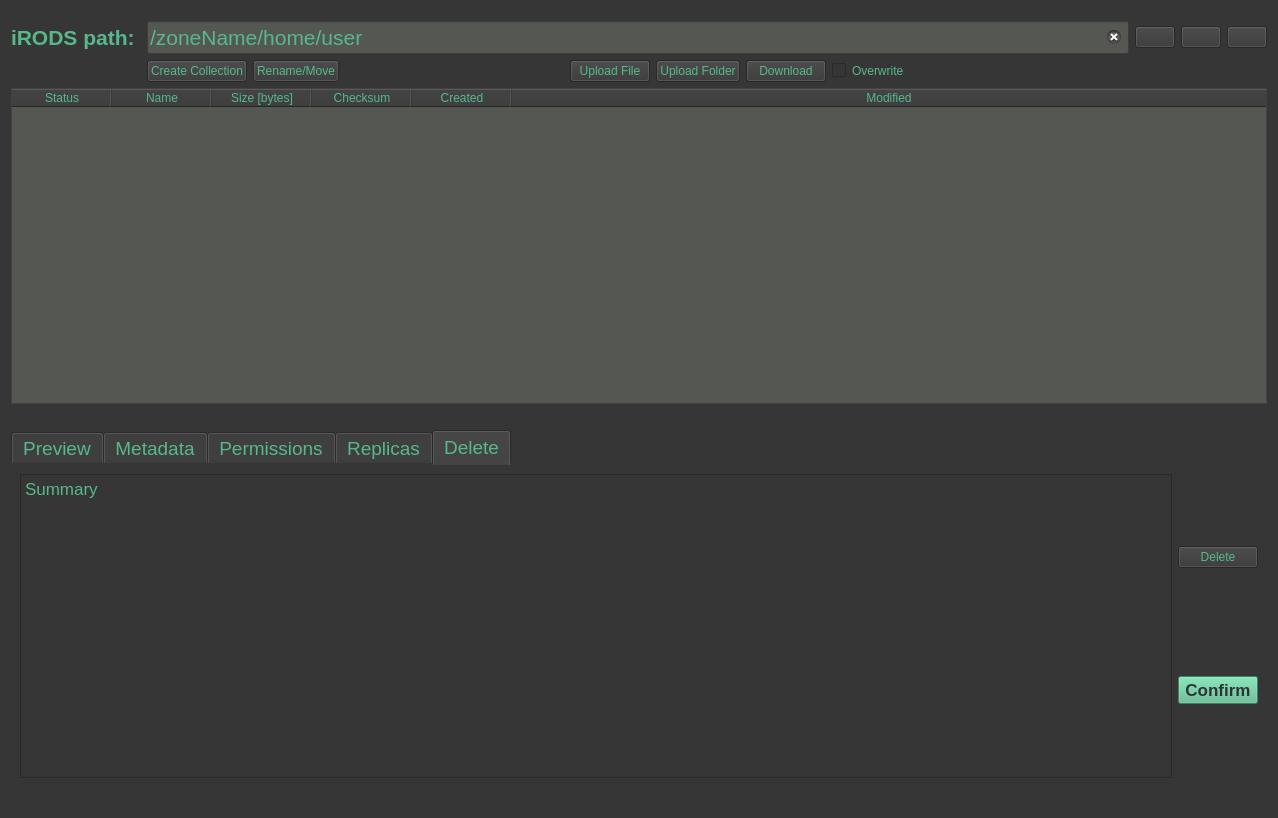
iBridges-for-iRODS/iBridges-GUI, file ibridgesgui/ui_files/tabBrowser.ui: the form before one commit.
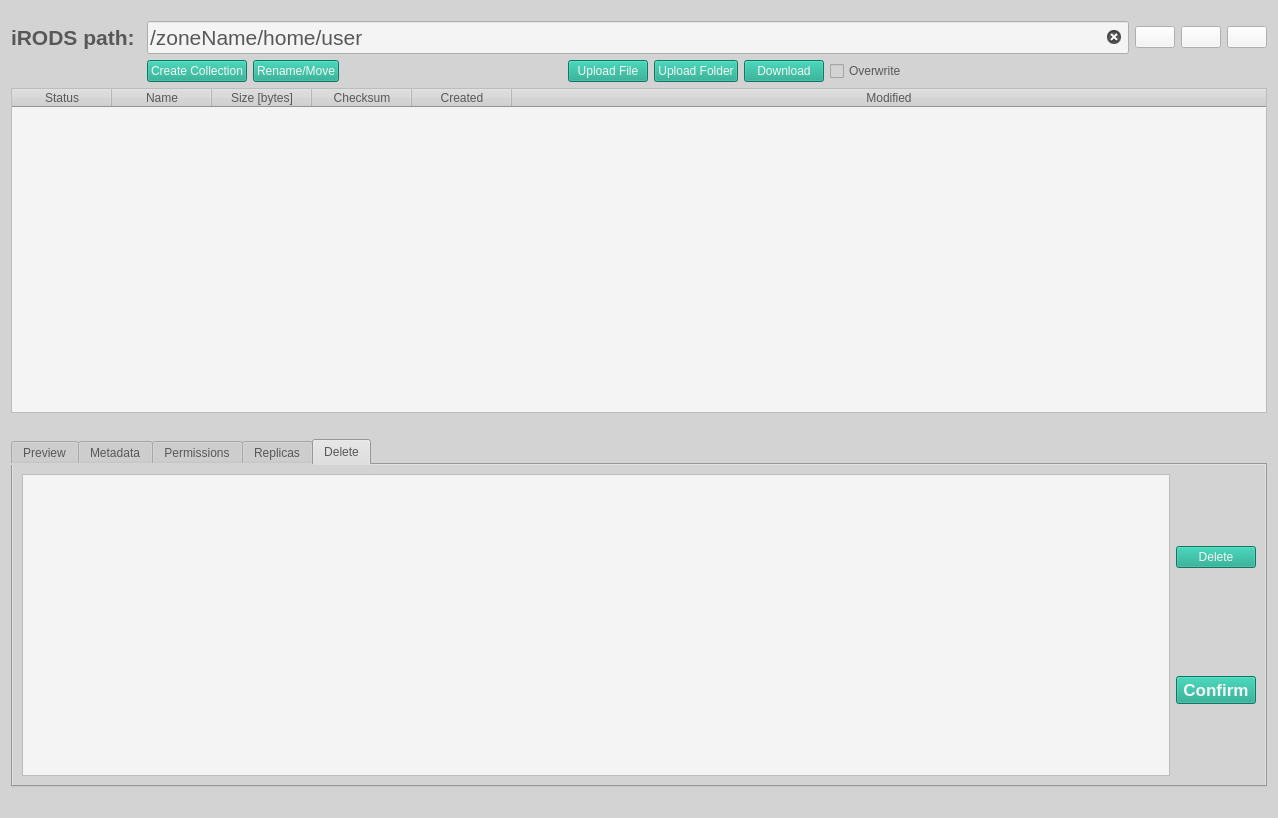
The form after the commit. The open tabs and pages were chosen to show the change. Icons and pictures are not drawn.

What changed in the file:
```diff
--- a/ibridgesgui/ui_files/tabBrowser.ui
+++ b/ibridgesgui/ui_files/tabBrowser.ui
@@ -16,41 +16,39 @@
   <property name="styleSheet">
    <string notr="true">QWidget
 {
-    color: rgb(86, 184, 139);
-    background-color: rgb(54, 54, 54);
-    border-color: rgb(86, 184, 139);
-    selection-background-color: rgb(58, 152, 112);
-}
-
-QTabWidget
-{
-    background-color: rgb(85, 87, 83);
-    font: 14pt
-}
-
-QTableWidget
-{
-    background-color: rgb(85, 87, 83);
-    selection-background-color: rgb(58, 152, 112);
-    border-color: rgb(86, 184, 139);
+    background-color: rgb(211,211,211);
+    color: rgb(88, 88, 90);
+    selection-background-color: rgb(21, 165, 137);
+    selection-color: rgb(245, 244, 244)
 }
 
 QLabel#error_label
 {
-    color: rgb(217, 174, 23);
+    color: rgb(252, 152, 3);
 }
 
-QLineEdit
+QLineEdit, QTextEdit, QTableWidget
 {
-    background-color: rgb(85, 87, 83);
-    border-color: rgb(86, 184, 139);
+   background-color:  rgb(245, 244, 244)
 }
 
-QPushButton#confirm_button
+QPushButton
 {
-    background-color: rgb(86, 184, 139);
-    color: rgb(46, 52, 54);
-}</string>
+	background-color: rgb(21, 165, 137);
+    color: rgb(245, 244, 244);
+}
+
+QPushButton#home_button, QPushButton#parent_button, QPushButton#refresh_button
+{
+    background-color: rgb(245, 244, 244);
+}
+
+QTabWidget#info_tabs
+{
+     background-color: background-color: rgb(211,211,211);
+}
+
+</string>
   </property>
   <layout class="QVBoxLayout" name="verticalLayout">
    <item>
@@ -753,7 +751,7 @@
 p, li { white-space: pre-wrap; }
 hr { height: 1px; border-width: 0; }
 &lt;/style&gt;&lt;/head&gt;&lt;body style=&quot; font-family:'.AppleSystemUIFont'; font-size:13pt; font-weight:400; font-style:normal;&quot;&gt;
-&lt;p style=&quot; margin-top:0px; margin-bottom:0px; margin-left:0px; margin-right:0px; -qt-block-indent:0; text-indent:0px;&quot;&gt;Summary&lt;/p&gt;&lt;/body&gt;&lt;/html&gt;</string>
+&lt;p style=&quot;-qt-paragraph-type:empty; margin-top:0px; margin-bottom:0px; margin-left:0px; margin-right:0px; -qt-block-indent:0; text-indent:0px;&quot;&gt;&lt;br /&gt;&lt;/p&gt;&lt;/body&gt;&lt;/html&gt;</string>
          </property>
         </widget>
        </item>
```
Left out of the diff: 2 changed lines with no effect on the pictures.
